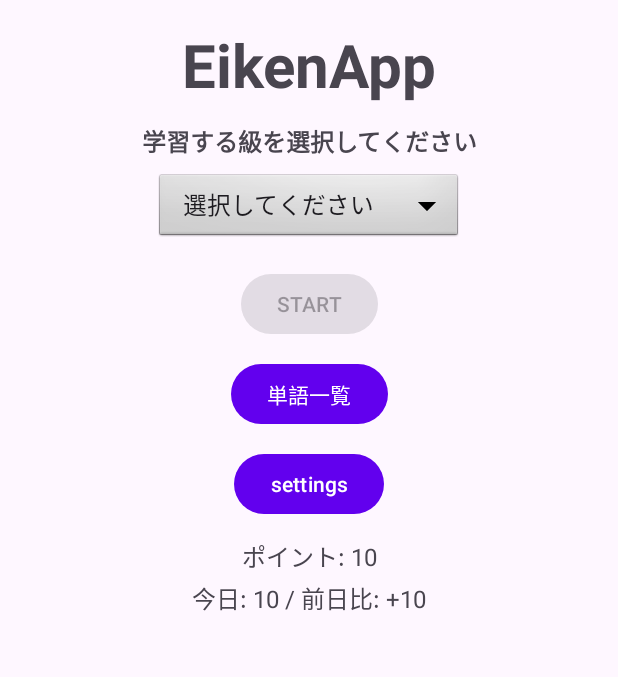
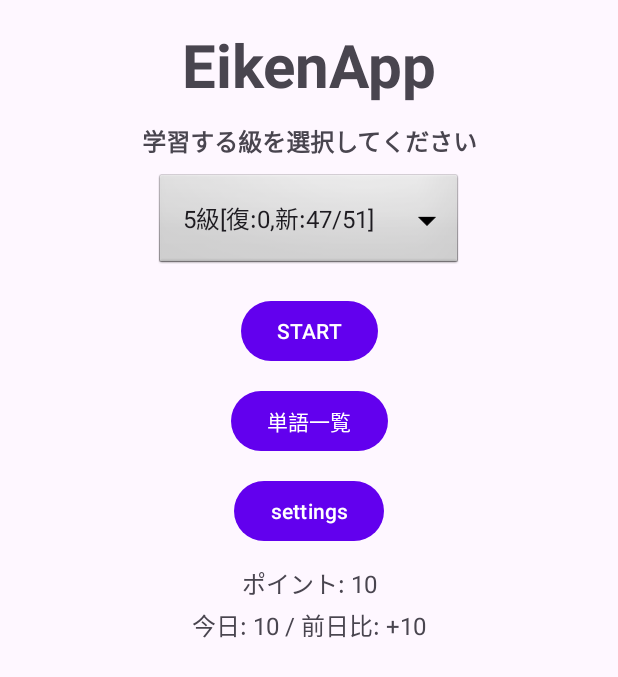
Before and after one commit to satoshimatsui2-cpu/StudyLockApp, an Android app built with Jetpack Compose: the MainActivity screen opened directly, with no data from a screen before it, on a phone screen of 412 x 824 dp. Shown: the top 677 px of the screen. Run offline under Robolectric (Android 15) with nearby library versions, the phone set to English and light mode, and no system bars; our stand-ins replace Room's generated code.

Commit message:
進捗状況を修正してTOPにも反映

```diff
--- a/app/src/main/java/com/example/studylockapp/MainActivity.kt
+++ b/app/src/main/java/com/example/studylockapp/MainActivity.kt
@@ -3,6 +3,7 @@ package com.example.studylockapp
 import android.content.Intent
 import android.os.Bundle
 import android.util.Log
+import android.widget.AdapterView
 import android.widget.Button
 import android.widget.Spinner
 import android.widget.TextView
@@ -17,86 +18,63 @@ import kotlinx.coroutines.launch
 import java.time.LocalDate
 import kotlin.math.abs
 
-
 class MainActivity : AppCompatActivity() {
 
     private lateinit var spinnerGradeTop: Spinner
     private lateinit var buttonToLearning: Button
     private lateinit var buttonAdminSettings: Button
 
-    // ★追加：TOPのポイント表示
     private lateinit var textPointsTop: TextView
     private lateinit var textPointStatsTop: TextView
 
-    private var selectedGradeValue: String? = null
+    // Spinnerで選ばれた「級」(DBのgradeと一致する値) 例: "5"
+    private var selectedGradeKey: String? = null
 
-    // 表示名 → 内部値のマッピング
-    private val gradeMap = mapOf(
-        "5級" to "5",
-        "4級" to "4",
-        "3級" to "3",
-        "準2級" to "2.5",
-        "2級" to "2",
-        "準1級" to "1.5",
-        "1級" to "1"
-    )
+    data class GradeSpinnerItem(
+        val gradeKey: String,   // 例: "5"
+        val label: String       // 例: "5級[復:0,新:0/0]"
+    ) {
+        override fun toString(): String = label
+    }
 
     override fun onCreate(savedInstanceState: Bundle?) {
         super.onCreate(savedInstanceState)
         setContentView(R.layout.activity_main)
 
-        lifecycleScope.launch {
-            Log.d("CSV_IMPORT", "start import")
-            CsvImporter.importIfNeeded(this@MainActivity)
-
-            val count = AppDatabase.getInstance(this@MainActivity)
-                .wordDao().getAll().size
-            Log.d("CSV_IMPORT", "words count=$count")
-
-            // CSVインポート後にも一応更新
-            updatePointView()
-        }
-
         spinnerGradeTop = findViewById(R.id.spinner_grade_top)
         buttonToLearning = findViewById(R.id.button_to_learning)
         buttonAdminSettings = findViewById(R.id.button_admin_settings)
 
-        // ★追加：TextView取得
         textPointsTop = findViewById(R.id.text_points_top)
         textPointStatsTop = findViewById(R.id.text_point_stats_top)
 
-        // 初期は無効
         buttonToLearning.isEnabled = false
 
-        spinnerGradeTop.onItemSelectedListener = object : android.widget.AdapterView.OnItemSelectedListener {
-            override fun onItemSelected(
-                parent: android.widget.AdapterView<*>,
-                view: android.view.View?,
-                position: Int,
-                id: Long
-            ) {
-                val label = parent.getItemAtPosition(position)?.toString() ?: "選択してください"
-                selectedGradeValue = gradeMap[label]
-                buttonToLearning.isEnabled = (selectedGradeValue != null)
+        spinnerGradeTop.onItemSelectedListener = object : AdapterView.OnItemSelectedListener {
+            override fun onItemSelected(parent: AdapterView<*>, view: android.view.View?, position: Int, id: Long) {
+                val item = parent.getItemAtPosition(position) as? GradeSpinnerItem
+                selectedGradeKey = item?.gradeKey
+                buttonToLearning.isEnabled = (selectedGradeKey != null)
             }
 
-            override fun onNothingSelected(parent: android.widget.AdapterView<*>) {
-                selectedGradeValue = null
+            override fun onNothingSelected(parent: AdapterView<*>) {
+                selectedGradeKey = null
                 buttonToLearning.isEnabled = false
             }
         }
 
-        // 学習画面へ
+        // 学習画面へ（gradeFilter は DB の grade と一致する値を渡す：例 "5"）
         buttonToLearning.setOnClickListener {
-            val gradeSelected = selectedGradeValue ?: return@setOnClickListener
-            val intent = Intent(this, LearningActivity::class.java)
-            intent.putExtra("gradeFilter", gradeSelected)
-            startActivity(intent)
+            val gradeSelected = selectedGradeKey ?: return@setOnClickListener
+            startActivity(
+                Intent(this, LearningActivity::class.java).apply {
+                    putExtra("gradeFilter", gradeSelected)
+                }
+            )
         }
 
         // 一覧画面へ
-        val buttonToList: Button = findViewById(R.id.button_to_list)
-        buttonToList.setOnClickListener {
+        findViewById<Button>(R.id.button_to_list).setOnClickListener {
             startActivity(Intent(this, WordListActivity::class.java))
         }
 
@@ -105,20 +83,32 @@ class MainActivity : AppCompatActivity() {
             startActivity(Intent(this, AdminSettingsActivity::class.java))
         }
 
-        // ★初回表示
+        // CSVインポート（初回のみ）
+        lifecycleScope.launch {
+            Log.d("CSV_IMPORT", "start import")
+            CsvImporter.importIfNeeded(this@MainActivity)
+
+            val count = AppDatabase.getInstance(this@MainActivity).wordDao().getAll().size
+            Log.d("CSV_IMPORT", "words count=$count")
+
+            updateGradeSpinnerLabels()
+            updatePointView()
+        }
+
         updatePointView()
     }
 
     override fun onResume() {
         super.onResume()
-        // ★初回：タイムゾーン未選択ならセットアップ画面へ
-        val settings = com.example.studylockapp.data.AppSettings(this)
+
+        val settings = AppSettings(this)
         if (!settings.hasChosenTimeZone()) {
-            startActivity(android.content.Intent(this, com.example.studylockapp.ui.setup.TimeZoneSetupActivity::class.java))
+            startActivity(Intent(this, TimeZoneSetupActivity::class.java))
             return
         }
-        // ★学習画面から戻ったタイミングで更新される
+
         updatePointView()
+        updateGradeSpinnerLabels()
     }
 
     private fun updatePointView() {
@@ -130,13 +120,15 @@ class MainActivity : AppCompatActivity() {
         }
     }
 
-    /** 今日 / 前日比 */
+    /** 今日 / 前日比（タイムゾーン設定に従う） */
     private suspend fun updatePointStats() {
         val db = AppDatabase.getInstance(this@MainActivity)
         val histDao = db.pointHistoryDao()
 
-        val today = LocalDate.now().toEpochDay()
+        val zone = AppSettings(this@MainActivity).getAppZoneId()
+        val today = LocalDate.now(zone).toEpochDay()
         val yesterday = today - 1
+
         val todaySum = histDao.getSumByDate(today)
         val yesterdaySum = histDao.getSumByDate(yesterday)
         val diff = todaySum - yesterdaySum
@@ -145,4 +137,69 @@ class MainActivity : AppCompatActivity() {
 
         textPointStatsTop.text = "今日: $todaySum / 前日比: $diffSign$diffAbs"
     }
+
+    /**
+     * TOPのプルダウン表示：
+     * 5級[復:x,新:y/z]
+     *
+     * 復習 = meaning Due + listening Due の合計
+     * 新規 = meaning/listening 両方progress無し（どちらも未着手）
+     */
+    private fun updateGradeSpinnerLabels() {
+        lifecycleScope.launch {
+            val db = AppDatabase.getInstance(this@MainActivity)
+            val words = db.wordDao().getAll()
+            val progressDao = db.wordProgressDao()
+            val nowSec = System.currentTimeMillis() / 1000L
+
+            // Due/Started（型ズレ対策で Long に統一）
+            val dueMeaning: List<Long> =
+                progressDao.getDueWordIdsOrdered("meaning", nowSec).map { it.toLong() }
+            val dueListening: List<Long> =
+                progressDao.getDueWordIdsOrdered("listening", nowSec).map { it.toLong() }
+
+            val startedMeaning: Set<Long> =
+                progressDao.getProgressIds("meaning").map { it.toLong() }.toSet()
+            val startedListening: Set<Long> =
+                progressDao.getProgressIds("listening").map { it.toLong() }.toSet()
+            val startedUnion: Set<Long> = startedMeaning union startedListening
+
+            // gradeごとに wordId（Long）をまとめる
+            val byGrade: Map<String, List<Long>> =
+                words.groupBy { it.grade }.mapValues { (_, list) -> list.map { it.no.toLong() } }
+
+            fun makeItem(gradeKey: String, wordIds: List<Long>): GradeSpinnerItem {
+                val idSet = wordIds.toSet()
+                val total = wordIds.size
+
+                val review = dueMeaning.count { it in idSet } + dueListening.count { it in idSet }
+                val newUntouched = idSet.count { it !in startedUnion }
+
+                val label = "${gradeKey}級[復:$review,新:$newUntouched/$total]"
+                return GradeSpinnerItem(gradeKey = gradeKey, label = label)
+            }
+
+            // DBのgradeが "5" "4" ... なのでこちらも数値文字列で
+            val gradeKeys = listOf("5", "4", "3", "2", "1")
+            val items = gradeKeys.map { g -> makeItem(g, byGrade[g].orEmpty()) }
+
+            // 現在選択を保持（selectedGradeKey を優先）
+            val currentSelectedKey: String =
+                selectedGradeKey
+                    ?: (spinnerGradeTop.selectedItem as? GradeSpinnerItem)?.gradeKey
+                    ?: "5"
+
+            spinnerGradeTop.adapter = android.widget.ArrayAdapter(
+                this@MainActivity,
+                android.R.layout.simple_spinner_dropdown_item,
+                items
+            )
+
+            val newIndex = items.indexOfFirst { it.gradeKey == currentSelectedKey }.let { if (it >= 0) it else 0 }
+            spinnerGradeTop.setSelection(newIndex)
+
+            selectedGradeKey = items.getOrNull(newIndex)?.gradeKey
+            buttonToLearning.isEnabled = (selectedGradeKey != null)
+        }
+    }
 }
```
Also changed, not shown: app/src/main/java/com/example/studylockapp/LearningActivity.kt (+11 -20 lines), app/src/main/res/layout/activity_learning.xml (+4 -3 lines).
